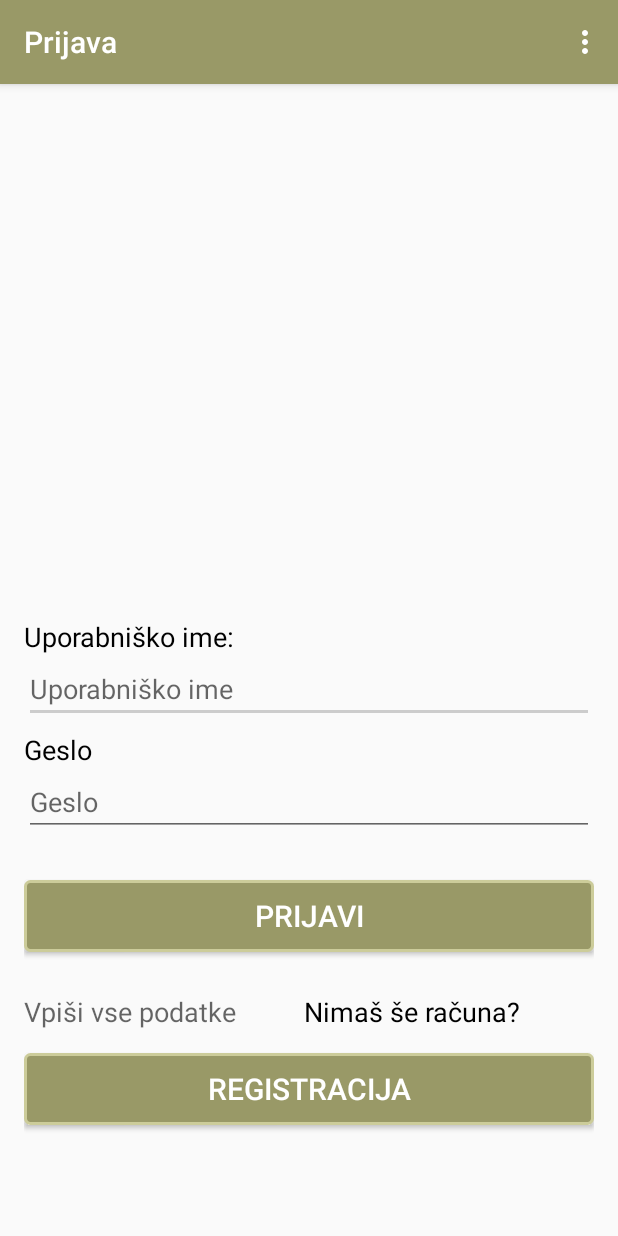
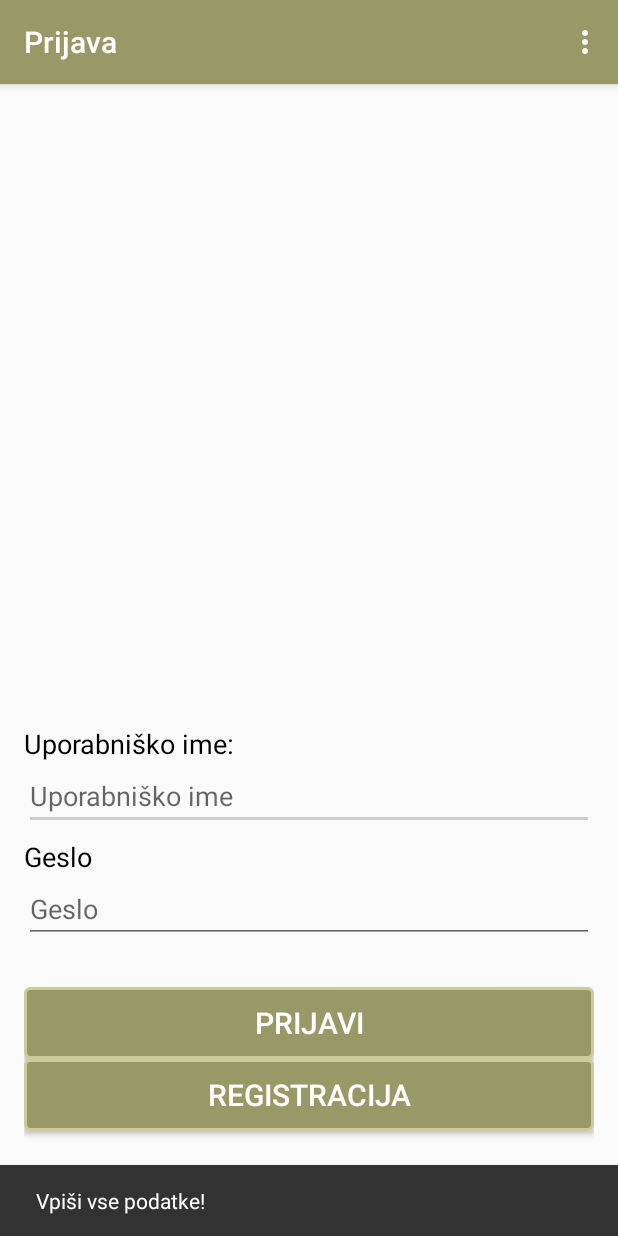
Before and after one commit to Cerozz/Skavt, an Android app: the ExperienceLogin screen opened directly, with no data from a screen before it, after a tap on "PRIJAVI", on a phone screen of 412 x 824 dp. Run offline under Robolectric (Android 15) with nearby library versions, the phone set to English and light mode, and no system bars.

```diff
--- a/app/src/main/java/com/example/zoki/skavt/Experiences/Experience.java
+++ b/app/src/main/java/com/example/zoki/skavt/Experiences/Experience.java
@@ -1,11 +1,11 @@
 package com.example.zoki.skavt.Experiences;
 
-public class Experience {
+import java.io.Serializable;
+
+public class Experience implements Serializable {
     public Integer ExperienceID;
     public String Title;
     public String Details;
     public String Author;
-    public Integer CatID;
-    public Object Categories;
     public Integer Likes;
 }
--- a/app/src/main/java/com/example/zoki/skavt/Experiences/ExperienceLogin.java
+++ b/app/src/main/java/com/example/zoki/skavt/Experiences/ExperienceLogin.java
@@ -30,7 +30,6 @@ import java.net.URL;
 public class ExperienceLogin extends AppCompatActivity {
 
     private EditText etUsername, etPassword;
-    private TextView tvInfo;
     private String username, password;
 
     private CoordinatorLayout coordinatorLayout;
@@ -42,8 +41,6 @@ public class ExperienceLogin extends AppCompatActivity {
 
         etUsername = (EditText) findViewById(R.id.etPassword);
         etPassword = (EditText) findViewById(R.id.etUsername);
-
-        tvInfo = (TextView) findViewById(R.id.tvInfoLogin);
 
         coordinatorLayout = (CoordinatorLayout) findViewById(R.id
                 .coordinatorLayout);
@@ -58,7 +55,9 @@ public class ExperienceLogin extends AppCompatActivity {
                 if (!username.isEmpty() && !password.isEmpty()) {
                     new JSONTaskGet().execute("http://skavtskiprirocnik.azurewebsites.net/api/users/" + username + "/" + password);
                 } else {
-                    tvInfo.setText("Vpiši vse podatke");
+                    Snackbar snackbar = Snackbar
+                            .make(coordinatorLayout, "Vpiši vse podatke!", Snackbar.LENGTH_LONG);
+                    snackbar.show();
                 }
             }
         });
@@ -158,7 +157,7 @@ public class ExperienceLogin extends AppCompatActivity {
                 Snackbar snackbar = Snackbar
                         .make(coordinatorLayout, "Ni internetne povezave!", Snackbar.LENGTH_LONG);
                 snackbar.show();
-                ;
+
 
             } else {
                 if (result.equals("true")) {
@@ -169,7 +168,9 @@ public class ExperienceLogin extends AppCompatActivity {
                     intent.putExtra("USERNAME", username);
                     startActivity(intent);
                 } else {
-                    tvInfo.setText("Napačno uporabniško ime oz. geslo");
+                    Snackbar snackbar = Snackbar
+                            .make(coordinatorLayout, "Napačno uporabniško ime oz. geslo!", Snackbar.LENGTH_LONG);
+                    snackbar.show();
                 }
             }
 
--- a/app/src/main/res/layout/activity_experience_login.xml
+++ b/app/src/main/res/layout/activity_experience_login.xml
@@ -20,13 +20,12 @@
             android:id="@+id/btnConfirm"
             android:layout_width="match_parent"
             android:layout_height="wrap_content"
-            android:layout_alignParentBottom="true"
-            android:layout_centerHorizontal="true"
-            android:layout_marginBottom="173dp"
             android:background="@drawable/button_izkusnja"
             android:text="Prijavi"
             android:textColor="#FFFFFF"
-            android:textSize="20dp" />
+            android:textSize="20dp"
+            android:layout_above="@+id/btnRegister"
+            android:layout_alignParentEnd="true" />
 
         <EditText
             android:id="@+id/etUsername"
@@ -49,15 +48,6 @@
             android:layout_marginBottom="29dp"
             android:hint="Geslo"
             android:inputType="textPassword" />
-
-        <TextView
-            android:id="@+id/tvInfoLogin"
-            android:layout_width="wrap_content"
-            android:layout_height="wrap_content"
-            android:layout_alignParentStart="true"
-            android:layout_alignTop="@+id/btnConfirm"
-            android:layout_marginTop="75dp"
-            android:textAppearance="?android:attr/textAppearanceMedium" />
 
         <TextView
             android:id="@+id/tvLabelPassword"
@@ -83,24 +73,14 @@
             android:id="@+id/btnRegister"
             android:layout_width="match_parent"
             android:layout_height="wrap_content"
-            android:layout_alignParentStart="true"
-            android:layout_below="@+id/tvInfoLogin"
-            android:layout_marginTop="15dp"
             android:background="@drawable/button_izkusnja"
             android:text="Registracija"
             android:textColor="#FFFFFF"
-            android:textSize="20dp" />
+            android:textSize="20dp"
+            android:layout_marginBottom="54dp"
+            android:layout_alignParentBottom="true"
+            android:layout_alignParentStart="true" />
 
-        <TextView
-            android:id="@+id/tvLabelRegisterInfo"
-            android:layout_width="match_parent"
-            android:layout_height="wrap_content"
-            android:layout_above="@+id/btnRegister"
-            android:layout_toEndOf="@+id/tvInfoLogin"
-            android:gravity="center"
-            android:text="Nimaš še računa? "
-            android:textAppearance="?android:attr/textAppearanceMedium"
-            android:textColor="#000000" />
 
     </RelativeLayout>
 </android.support.design.widget.CoordinatorLayout>
```
Also changed, not shown: app/src/main/java/com/example/zoki/skavt/Experiences/ExperienceDetails.java (+33 -31 lines), app/src/main/java/com/example/zoki/skavt/Experiences/ExperienceMain.java (+11 -4 lines).
